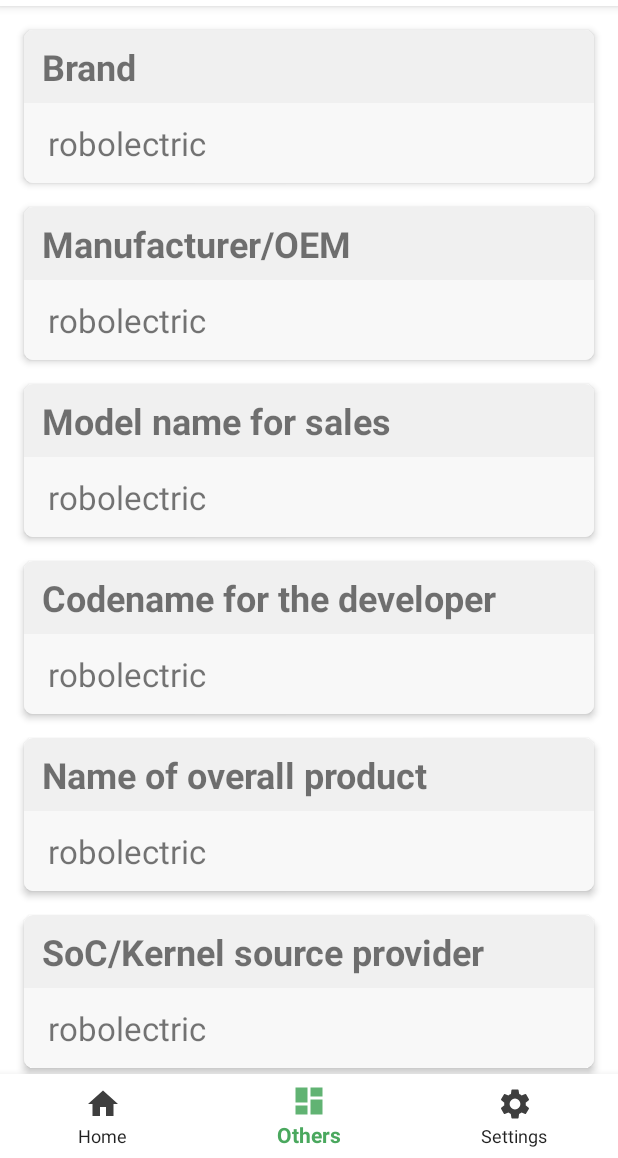
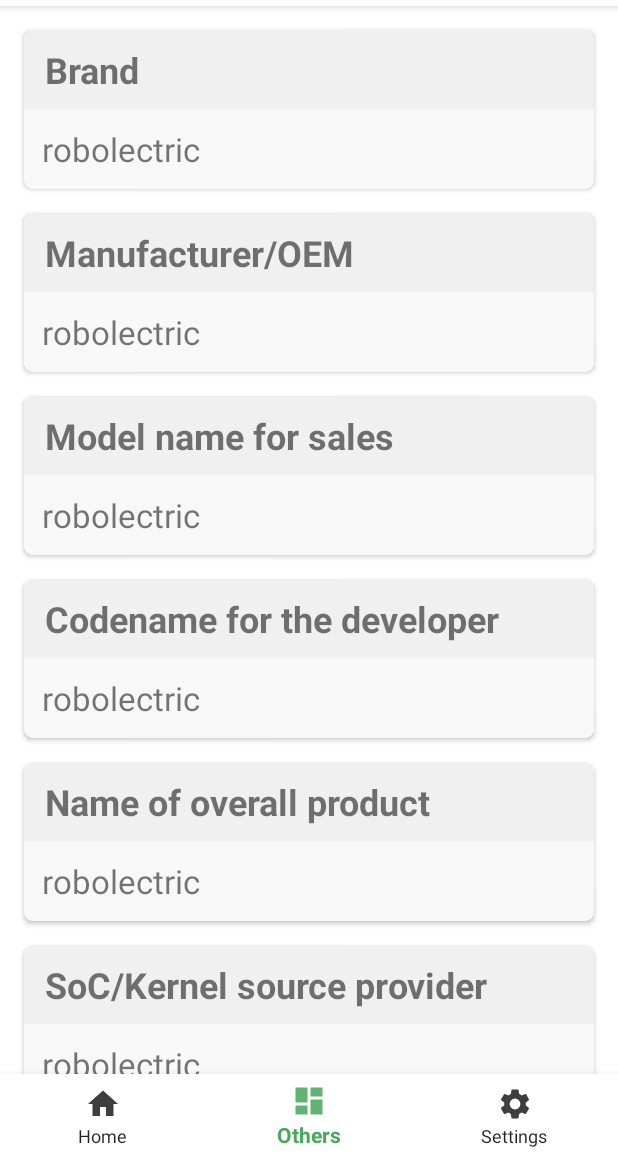
Before and after one commit to imknown/AndroidLowLevelDetector, an Android app: the screen it shows after launch (MainActivity), item 2 of the bottom bar chosen, on a phone screen of 412 x 824 dp, the part 78-1236 px from its top. Run offline under Robolectric (Android 15) with nearby library versions, the light colour scheme and no system bars; libraries missing offline, so code that uses them is left out: com.g00fy2.versioncompare, com.github.kittinunf.fuel, com.topjohnwu.superuser; 24 statements that could not run were skipped.

Commit message:
Beauty card item.

```diff
--- a/app/src/main/res/values/dimens.xml
+++ b/app/src/main/res/values/dimens.xml
@@ -1,10 +1,10 @@
 <?xml version="1.0" encoding="utf-8"?>
 <resources>
     <dimen name="item_card_corner_radius">6dp</dimen>
-    <dimen name="item_card_elevation">3dp</dimen>
-    <dimen name="item_card_title_padding_horizontal">12dp</dimen>
-    <dimen name="item_card_title_padding_vertical">8dp</dimen>
-    <dimen name="item_card_detail_padding_horizontal">16dp</dimen>
+    <dimen name="item_card_elevation">2dp</dimen>
+    <dimen name="item_card_title_padding_horizontal">14dp</dimen>
+    <dimen name="item_card_title_padding_vertical">10dp</dimen>
+    <dimen name="item_card_detail_padding_horizontal">12dp</dimen>
     <dimen name="item_card_detail_padding_vertical">12dp</dimen>
     <dimen name="item_divider_space">16dp</dimen>
 </resources>
```
